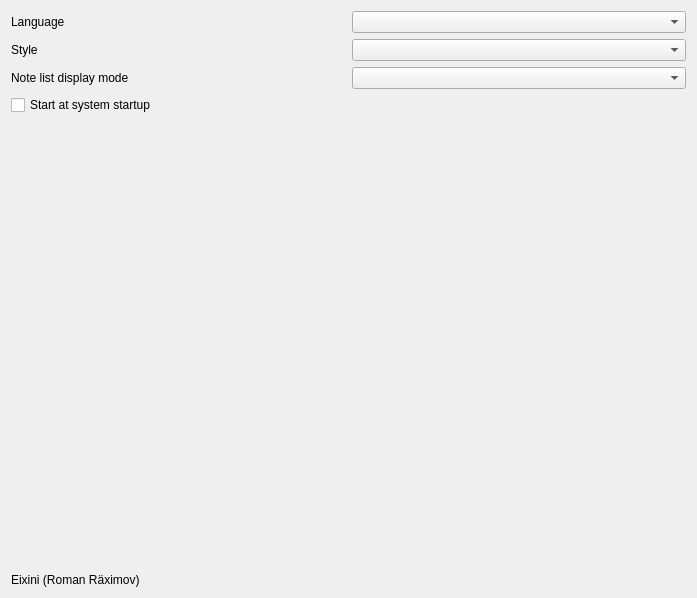
This is Notessa/settings/ui/settings_widget.ui in Eixini/Notessa as Qt 5 draws it before an edit. The edited form follows.
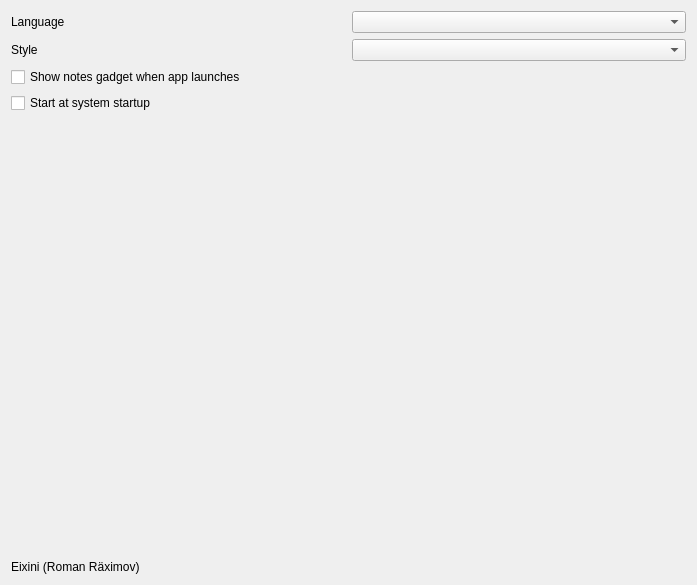
This is the edited form.

The edit to the form file:
```diff
--- a/Notessa/settings/ui/settings_widget.ui
+++ b/Notessa/settings/ui/settings_widget.ui
@@ -7,7 +7,7 @@
     <x>0</x>
     <y>0</y>
     <width>697</width>
-    <height>598</height>
+    <height>585</height>
    </rect>
   </property>
   <property name="windowTitle">
@@ -43,18 +43,11 @@
     </layout>
    </item>
    <item>
-    <layout class="QHBoxLayout" name="horizontalLayout_3">
-     <item>
-      <widget class="QLabel" name="notelist_mode_label">
+    <widget class="QCheckBox" name="show_note_list_gadget_checkbox">
        <property name="text">
-        <string>Note list display mode</string>
-       </property>
-      </widget>
-     </item>
-     <item>
-      <widget class="QComboBox" name="notelist_mode_combobox"/>
-     </item>
-    </layout>
+      <string>Show notes gadget when app launches</string>
+     </property>
+    </widget>
    </item>
    <item>
     <widget class="QCheckBox" name="start_at_system_startup_checkbox">
```
Lines whose indentation alone changed are shown as unchanged.
